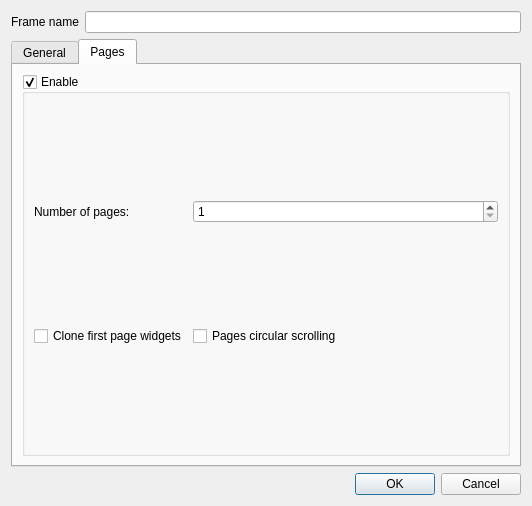
Before: the Qt Designer form ui/src/virtualconsole/vcframeproperties.ui in mcallegari/qlcplus, drawn with Qt 5.
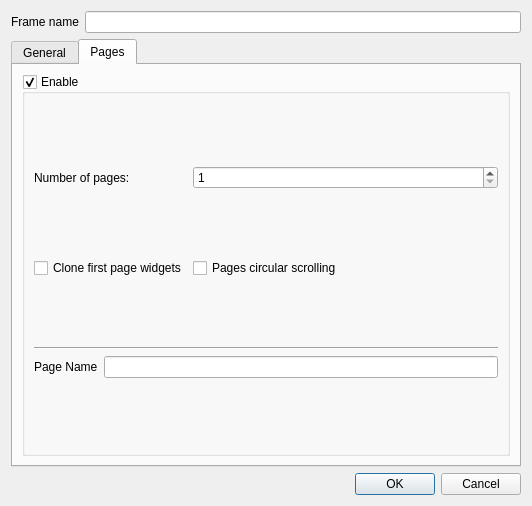
After: the same form once the commit is applied. The open tabs and pages were chosen to show the change.

Commit message: VC/FramePageShortcuts: Added names for pages

```diff
--- a/ui/src/virtualconsole/vcframeproperties.ui
+++ b/ui/src/virtualconsole/vcframeproperties.ui
@@ -50,7 +50,7 @@
    <item>
     <widget class="QTabWidget" name="tabWidget">
      <property name="currentIndex">
-      <number>0</number>
+      <number>1</number>
      </property>
      <widget class="QWidget" name="tab">
       <attribute name="title">
@@ -150,14 +150,14 @@
           <bool>true</bool>
          </property>
          <layout class="QGridLayout" name="gridLayout_3">
-          <item row="2" column="1" colspan="2">
+          <item row="3" column="1" colspan="2">
            <widget class="QCheckBox" name="m_pagesLoopCheck">
             <property name="text">
              <string>Pages circular scrolling</string>
             </property>
            </widget>
           </item>
-          <item row="0" column="1" colspan="2">
+          <item row="1" column="1" colspan="2">
            <widget class="QSpinBox" name="m_totalPagesSpin">
             <property name="minimum">
              <number>1</number>
@@ -167,23 +167,54 @@
             </property>
            </widget>
           </item>
-          <item row="0" column="0">
+          <item row="1" column="0">
            <widget class="QLabel" name="label_2">
             <property name="text">
              <string>Number of pages:</string>
             </property>
            </widget>
           </item>
-          <item row="2" column="0">
+          <item row="3" column="0">
            <widget class="QCheckBox" name="m_cloneFirstPageCheck">
             <property name="text">
              <string>Clone first page widgets</string>
             </property>
            </widget>
           </item>
-          <item row="3" column="0" colspan="3">
+          <item row="4" column="0" colspan="3">
            <layout class="QVBoxLayout" name="m_extInputPages"/>
           </item>
+          <item row="5" column="0" colspan="3">
+           <layout class="QVBoxLayout" name="m_pageShortcuts">
+            <item>
+             <widget class="Line" name="line">
+              <property name="orientation">
+               <enum>Qt::Horizontal</enum>
+              </property>
+             </widget>
+            </item>
+            <item>
+             <layout class="QHBoxLayout" name="horizontalLayout_2" stretch="0,0">
+              <item>
+               <widget class="QLabel" name="label_3">
+                <property name="sizePolicy">
+                 <sizepolicy hsizetype="Preferred" vsizetype="Preferred">
+                  <horstretch>0</horstretch>
+                  <verstretch>0</verstretch>
+                 </sizepolicy>
+                </property>
+                <property name="text">
+                 <string>Page Name</string>
+                </property>
+               </widget>
+              </item>
+              <item>
+               <widget class="QLineEdit" name="m_pageName"/>
+              </item>
+             </layout>
+            </item>
+           </layout>
+          </item>
          </layout>
         </widget>
        </item>
```
Left out of the diff: 4 changed lines with no effect on the pictures. The commit also changes 6 other files.
